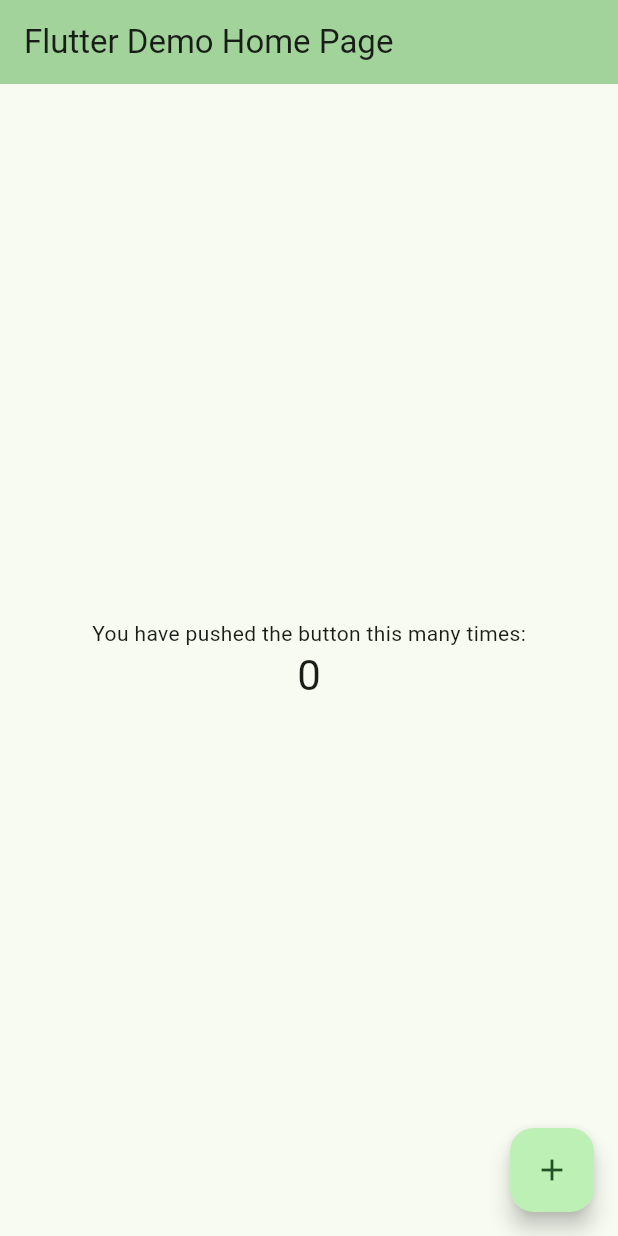
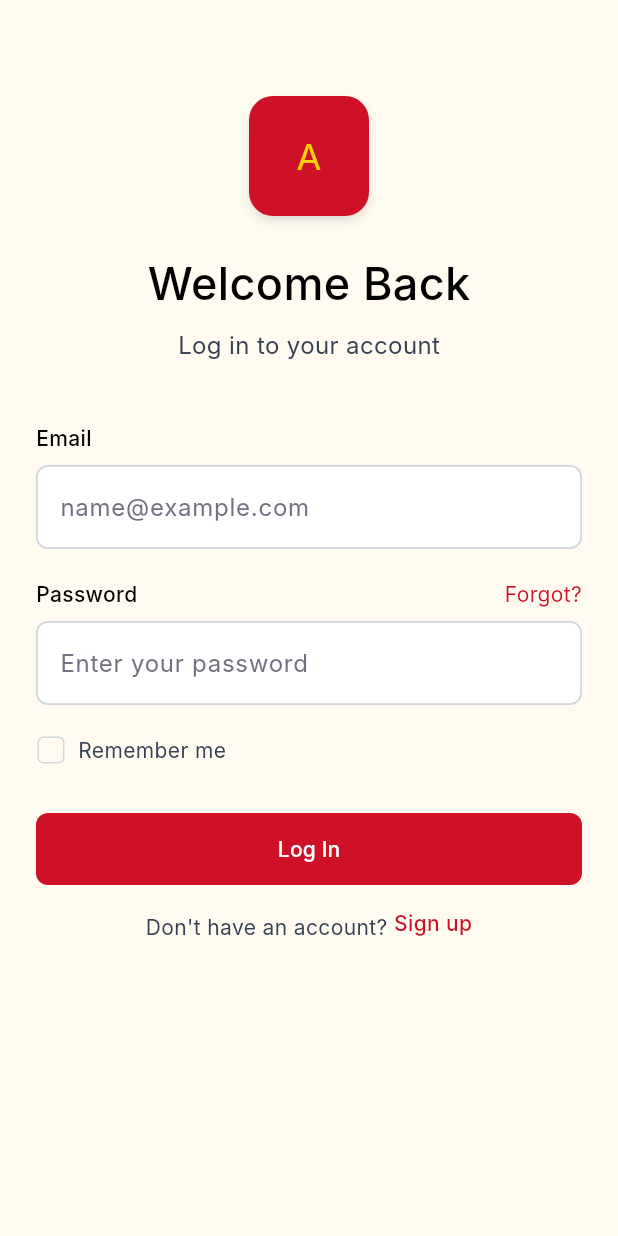
Before and after one commit to ThangWeiJie/MASSA-Mobile-App, a Flutter app: the screen it shows after launch, on a phone screen of 412 x 824 dp. Run offline on Flutter 3.47's test engine with Material 3 defaults, Android fonts, the light colour scheme and no system bars; our stand-ins replace firebase_core, go_router; accounts and stored records are empty; Roboto replaces fonts that are missing (Inter).

Commit message:
SignIn and Forgot Password UI

```diff
--- a/lib/main.dart
+++ b/lib/main.dart
@@ -1,6 +1,140 @@
+// import 'package:firebase_core/firebase_core.dart';
+// import 'package:flutter/material.dart';
+// import 'package:massa/firebase_options.dart';
+
+// Future<void> main() async {
+//   WidgetsFlutterBinding.ensureInitialized();
+
+//   await Firebase.initializeApp(
+//         options: DefaultFirebaseOptions.currentPlatform,
+//   );
+
+//   runApp(const MyApp());
+// }
+
+// class MyApp extends StatelessWidget {
+//   const MyApp({super.key});
+
+//   // This widget is the root of your application.
+//   @override
+//   Widget build(BuildContext context) {
+//     return MaterialApp(
+//       title: 'Flutter Demo',
+//       theme: ThemeData(
+//         // This is the theme of your application.
+//         //
+//         // TRY THIS: Try running your application with "flutter run". You'll see
+//         // the application has a purple toolbar. Then, without quitting the app,
+//         // try changing the seedColor in the colorScheme below to Colors.green
+//         // and then invoke "hot reload" (save your changes or press the "hot
+//         // reload" button in a Flutter-supported IDE, or press "r" if you used
+//         // the command line to start the app).
+//         //
+//         // Notice that the counter didn't reset back to zero; the application
+//         // state is not lost during the reload. To reset the state, use hot
+//         // restart instead.
+//         //
+//         // This works for code too, not just values: Most code changes can be
+//         // tested with just a hot reload.
+//         colorScheme: .fromSeed(seedColor: Colors.green),
+//       ),
+//       home: const MyHomePage(title: 'Flutter Demo Home Page'),
+//     );
+//   }
+// }
+
+// class MyHomePage extends StatefulWidget {
+//   const MyHomePage({super.key, required this.title});
+
+//   // This widget is the home page of your application. It is stateful, meaning
+//   // that it has a State object (defined below) that contains fields that affect
+//   // how it looks.
+
+//   // This class is the configuration for the state. It holds the values (in this
+//   // case the title) provided by the parent (in this case the App widget) and
+//   // used by the build method of the State. Fields in a Widget subclass are
+//   // always marked "final".
+
+//   final String title;
+
+//   @override
+//   State<MyHomePage> createState() => _MyHomePageState();
+// }
+
+// class _MyHomePageState extends State<MyHomePage> {
+//   int _counter = 0;
+
+//   void _incrementCounter() {
+//     setState(() {
+//       // This call to setState tells the Flutter framework that something has
+//       // changed in this State, which causes it to rerun the build method below
+//       // so that the display can reflect the updated values. If we changed
+//       // _counter without calling setState(), then the build method would not be
+//       // called again, and so nothing would appear to happen.
+//       _counter++;
+//     });
+//   }
+
+//   @override
+//   Widget build(BuildContext context) {
+//     // This method is rerun every time setState is called, for instance as done
+//     // by the _incrementCounter method above.
+//     //
+//     // The Flutter framework has been optimized to make rerunning build methods
+//     // fast, so that you can just rebuild anything that needs updating rather
+//     // than having to individually change instances of widgets.
+//     return Scaffold(
+//       appBar: AppBar(
+//         // TRY THIS: Try changing the color here to a specific color (to
+//         // Colors.amber, perhaps?) and trigger a hot reload to see the AppBar
+//         // change color while the other colors stay the same.
+//         backgroundColor: Theme.of(context).colorScheme.inversePrimary,
+//         // Here we take the value from the MyHomePage object that was created by
+//         // the App.build method, and use it to set our appbar title.
+//         title: Text(widget.title),
+//       ),
+//       body: Center(
+//         // Center is a layout widget. It takes a single child and positions it
+//         // in the middle of the parent.
+//         child: Column(
+//           // Column is also a layout widget. It takes a list of children and
+//           // arranges them vertically. By default, it sizes itself to fit its
+//           // children horizontally, and tries to be as tall as its parent.
+//           //
+//           // Column has various properties to control how it sizes itself and
+//           // how it positions its children. Here we use mainAxisAlignment to
+//           // center the children vertically; the main axis here is the vertical
+//           // axis because Columns are vertical (the cross axis would be
+//           // horizontal).
+//           //
+//           // TRY THIS: Invoke "debug painting" (choose the "Toggle Debug Paint"
+//           // action in the IDE, or press "p" in the console), to see the
+//           // wireframe for each widget.
+//           mainAxisAlignment: .center,
+//           children: [
+//             const Text('You have pushed the button this many times:'),
+//             Text(
+//               '$_counter',
+//               style: Theme.of(context).textTheme.headlineMedium,
+//             ),
+//           ],
+//         ),
+//       ),
+//       floatingActionButton: FloatingActionButton(
+//         onPressed: _incrementCounter,
+//         tooltip: 'Increment',
+//         child: const Icon(Icons.add),
+//       ),
+//     );
+//   }
+// }
+
+
+
 import 'package:firebase_core/firebase_core.dart';
 import 'package:flutter/material.dart';
 import 'package:massa/firebase_options.dart';
+import 'routes/app_router.dart'; // Add this import
 
 Future<void> main() async {
   WidgetsFlutterBinding.ensureInitialized();
@@ -15,116 +149,19 @@ Future<void> main() async {
 class MyApp extends StatelessWidget {
   const MyApp({super.key});
 
-  // This widget is the root of your application.
   @override
   Widget build(BuildContext context) {
-    return MaterialApp(
-      title: 'Flutter Demo',
+    // Change MaterialApp to MaterialApp.router
+    return MaterialApp.router(
+      title: 'Massa Demo',
       theme: ThemeData(
-        // This is the theme of your application.
-        //
-        // TRY THIS: Try running your application with "flutter run". You'll see
-        // the application has a purple toolbar. Then, without quitting the app,
-        // try changing the seedColor in the colorScheme below to Colors.green
-        // and then invoke "hot reload" (save your changes or press the "hot
-        // reload" button in a Flutter-supported IDE, or press "r" if you used
-        // the command line to start the app).
-        //
-        // Notice that the counter didn't reset back to zero; the application
-        // state is not lost during the reload. To reset the state, use hot
-        // restart instead.
-        //
-        // This works for code too, not just values: Most code changes can be
-        // tested with just a hot reload.
-        colorScheme: .fromSeed(seedColor: Colors.green),
+        colorScheme: ColorScheme.fromSeed(seedColor: Colors.green),
       ),
-      home: const MyHomePage(title: 'Flutter Demo Home Page'),
+      // Tell the app to use our go_router setup
+      routerConfig: AppRouter.router,
+
+      // Note: When using MaterialApp.router, you must remove the "home" property.
+      // The router handles the home screen now via the initialLocation setting.
     );
   }
 }
-
-class MyHomePage extends StatefulWidget {
-  const MyHomePage({super.key, required this.title});
-
-  // This widget is the home page of your application. It is stateful, meaning
-  // that it has a State object (defined below) that contains fields that affect
-  // how it looks.
-
-  // This class is the configuration for the state. It holds the values (in this
-  // case the title) provided by the parent (in this case the App widget) and
-  // used by the build method of the State. Fields in a Widget subclass are
-  // always marked "final".
-
-  final String title;
-
-  @override
-  State<MyHomePage> createState() => _MyHomePageState();
-}
-
-class _MyHomePageState extends State<MyHomePage> {
-  int _counter = 0;
-
-  void _incrementCounter() {
-    setState(() {
-      // This call to setState tells the Flutter framework that something has
-      // changed in this State, which causes it to rerun the build method below
-      // so that the display can reflect the updated values. If we changed
-      // _counter without calling setState(), then the build method would not be
-      // called again, and so nothing would appear to happen.
-      _counter++;
-    });
-  }
-
-  @override
-  Widget build(BuildContext context) {
-    // This method is rerun every time setState is called, for instance as done
-    // by the _incrementCounter method above.
-    //
-    // The Flutter framework has been optimized to make rerunning build methods
-    // fast, so that you can just rebuild anything that needs updating rather
-    // than having to individually change instances of widgets.
-    return Scaffold(
-      appBar: AppBar(
-        // TRY THIS: Try changing the color here to a specific color (to
-        // Colors.amber, perhaps?) and trigger a hot reload to see the AppBar
-        // change color while the other colors stay the same.
-        backgroundColor: Theme.of(context).colorScheme.inversePrimary,
-        // Here we take the value from the MyHomePage object that was created by
-        // the App.build method, and use it to set our appbar title.
-        title: Text(widget.title),
-      ),
-      body: Center(
-        // Center is a layout widget. It takes a single child and positions it
-        // in the middle of the parent.
-        child: Column(
-          // Column is also a layout widget. It takes a list of children and
-          // arranges them vertically. By default, it sizes itself to fit its
-          // children horizontally, and tries to be as tall as its parent.
-          //
-          // Column has various properties to control how it sizes itself and
-          // how it positions its children. Here we use mainAxisAlignment to
-          // center the children vertically; the main axis here is the vertical
-          // axis because Columns are vertical (the cross axis would be
-          // horizontal).
-          //
-          // TRY THIS: Invoke "debug painting" (choose the "Toggle Debug Paint"
-          // action in the IDE, or press "p" in the console), to see the
-          // wireframe for each widget.
-          mainAxisAlignment: .center,
-          children: [
-            const Text('You have pushed the button this many times:'),
-            Text(
-              '$_counter',
-              style: Theme.of(context).textTheme.headlineMedium,
-            ),
-          ],
-        ),
-      ),
-      floatingActionButton: FloatingActionButton(
-        onPressed: _incrementCounter,
-        tooltip: 'Increment',
-        child: const Icon(Icons.add),
-      ),
-    );
-  }
-}
--- /dev/null
+++ b/lib/routes/app_router.dart
@@ -0,0 +1,30 @@
+import 'package:flutter/material.dart';
+
+import 'package:go_router/go_router.dart';
+import '../screens/sign_in/signin_screen.dart';
+import '../screens/forgot_password/forgot_password_screen.dart';
+
+class AppRouter {
+  // Define your central router here
+  static final GoRouter router = GoRouter(
+    initialLocation: '/signin', // The app will start on this route
+    routes: [
+      GoRoute(
+        path: '/signin',
+        name: 'signin',
+        builder: (context, state) => const LogInScreen(),
+      ),
+      // Example of how to add a new screen later:
+      // GoRoute(
+      //   path: '/home',
+      //   name: 'home',
+      //   builder: (context, state) => const HomeScreen(),
+      // ),
+      GoRoute(
+        path: '/forgot-password',
+        name: 'forgot-password',
+        builder: (context, state) => const ForgotPasswordScreen(),
+      ),
+    ],
+  );
+}
--- /dev/null
+++ b/lib/screens/sign_in/signin_screen.dart
@@ -0,0 +1,284 @@
+import 'package:flutter/material.dart';
+import 'package:go_router/go_router.dart';
+
+class LogInScreen extends StatelessWidget {
+  const LogInScreen({super.key});
+
+  @override
+  Widget build(BuildContext context) {
+    return Scaffold(
+      backgroundColor: const Color(0xFFFFFBF0),
+      body: SafeArea(
+        child: SingleChildScrollView(
+          padding: const EdgeInsets.symmetric(horizontal: 24.0, vertical: 32.0),
+          child: Column(
+            crossAxisAlignment: CrossAxisAlignment.start,
+            children: [
+              const SizedBox(height: 32),
+              _buildHeader(),
+              const SizedBox(height: 40),
+              // We pass the context down here so the form can use navigation
+              _buildForm(context),
+              const SizedBox(height: 32),
+              // We pass the context here too, for when you link up the "Sign up" button!
+              _buildFooter(context),
+            ],
+          ),
+        ),
+      ),
+    );
+  }
+
+  Widget _buildHeader() {
+    return Column(
+      children: [
+        Center(
+          child: Container(
+            width: 80,
+            height: 80,
+            decoration: BoxDecoration(
+              color: const Color(0xFFCE1126),
+              borderRadius: BorderRadius.circular(16),
+              boxShadow: const [
+                BoxShadow(
+                  color: Color(0x19000000),
+                  blurRadius: 4,
+                  offset: Offset(0, 2),
+                  spreadRadius: -2,
+                ),
+                BoxShadow(
+                  color: Color(0x19000000),
+                  blurRadius: 6,
+                  offset: Offset(0, 4),
+                  spreadRadius: -1,
+                )
+              ],
+            ),
+            child: const Center(
+              child: Text(
+                'A',
+                style: TextStyle(
+                  color: Color(0xFFFCD106),
+                  fontSize: 24,
+                  fontFamily: 'Inter',
+                  fontWeight: FontWeight.w400,
+                ),
+              ),
+            ),
+          ),
+        ),
+        const SizedBox(height: 24),
+        const Center(
+          child: Text(
+            'Welcome Back',
+            style: TextStyle(
+              color: Colors.black,
+              fontSize: 30,
+              fontFamily: 'Inter',
+              fontWeight: FontWeight.w500,
+            ),
+          ),
+        ),
+        const SizedBox(height: 8),
+        const Center(
+          child: Text(
+            'Log in to your account',
+            style: TextStyle(
+              color: Color(0xFF364153),
+              fontSize: 16,
+              fontFamily: 'Inter',
+              fontWeight: FontWeight.w400,
+            ),
+          ),
+        ),
+      ],
+    );
+  }
+
+  // Notice we now accept BuildContext here
+  Widget _buildForm(BuildContext context) {
+    return Column(
+      crossAxisAlignment: CrossAxisAlignment.start,
+      children: [
+        const Text(
+          'Email',
+          style: TextStyle(
+            color: Colors.black,
+            fontSize: 14,
+            fontFamily: 'Inter',
+            fontWeight: FontWeight.w500,
+          ),
+        ),
+        const SizedBox(height: 8),
+        TextFormField(
+          decoration: InputDecoration(
+            hintText: 'name@example.com',
+            hintStyle: const TextStyle(
+              color: Color(0xFF717182),
+              fontSize: 16,
+              fontFamily: 'Inter',
+              fontWeight: FontWeight.w400,
+            ),
+            contentPadding: const EdgeInsets.symmetric(horizontal: 12, vertical: 16),
+            filled: true,
+            fillColor: Colors.white,
+            enabledBorder: OutlineInputBorder(
+              borderRadius: BorderRadius.circular(8),
+              borderSide: const BorderSide(color: Color(0xFFD1D5DC), width: 1.18),
+            ),
+            focusedBorder: OutlineInputBorder(
+              borderRadius: BorderRadius.circular(8),
+              borderSide: const BorderSide(color: Color(0xFFCE1126), width: 1.5),
+            ),
+          ),
+        ),
+        const SizedBox(height: 20),
+        Row(
+          mainAxisAlignment: MainAxisAlignment.spaceBetween,
+          children: [
+            const Text(
+              'Password',
+              style: TextStyle(
+                color: Colors.black,
+                fontSize: 14,
+                fontFamily: 'Inter',
+                fontWeight: FontWeight.w500,
+              ),
+            ),
+            GestureDetector(
+              onTap: () {
+                // context now works perfectly! Use .push so they can go back easily.
+                context.push('/forgot-password');
+              },
+              child: const Text(
+                'Forgot?',
+                style: TextStyle(
+                  color: Color(0xFFCE1126),
+                  fontSize: 14,
+                  fontFamily: 'Inter',
+                  fontWeight: FontWeight.w400,
+                ),
+              ),
+            ),
+          ],
+        ),
+        const SizedBox(height: 8),
+        TextFormField(
+          obscureText: true,
+          decoration: InputDecoration(
+            hintText: 'Enter your password',
+            hintStyle: const TextStyle(
+              color: Color(0xFF717182),
+              fontSize: 16,
+              fontFamily: 'Inter',
+              fontWeight: FontWeight.w400,
+            ),
+            contentPadding: const EdgeInsets.symmetric(horizontal: 12, vertical: 16),
+            filled: true,
+            fillColor: Colors.white,
+            enabledBorder: OutlineInputBorder(
+              borderRadius: BorderRadius.circular(8),
+              borderSide: const BorderSide(color: Color(0xFFD1D5DC), width: 1.18),
+            ),
+            focusedBorder: OutlineInputBorder(
+              borderRadius: BorderRadius.circular(8),
+              borderSide: const BorderSide(color: Color(0xFFCE1126), width: 1.5),
+            ),
+          ),
+        ),
+        const SizedBox(height: 20),
+        Row(
+          children: [
+            SizedBox(
+              height: 20,
+              width: 20,
+              child: Checkbox(
+                value: false,
+                onChanged: (bool? value) {},
+                side: const BorderSide(color: Color(0xFFD1D5DC)),
+                shape: RoundedRectangleBorder(borderRadius: BorderRadius.circular(4)),
+                activeColor: const Color(0xFFCE1126),
+              ),
+            ),
+            const SizedBox(width: 8),
+            const Text(
+              'Remember me',
+              style: TextStyle(
+                color: Color(0xFF364153),
+                fontSize: 14,
+                fontFamily: 'Inter',
+                fontWeight: FontWeight.w400,
+              ),
+            ),
+          ],
+        ),
+      ],
+    );
+  }
+
+  // We accept BuildContext here too
+  Widget _buildFooter(BuildContext context) {
+    return Column(
+      children: [
+        SizedBox(
+          width: double.infinity,
+          height: 48,
+          child: ElevatedButton(
+            onPressed: () {
+              // TODO: Add login logic here
+            },
+            style: ElevatedButton.styleFrom(
+              backgroundColor: const Color(0xFFCE1126),
+              shape: RoundedRectangleBorder(
+                borderRadius: BorderRadius.circular(8),
+              ),
+              elevation: 0,
+            ),
+            child: const Text(
+              'Log In',
+              style: TextStyle(
+                color: Colors.white,
+                fontSize: 14,
+                fontFamily: 'Inter',
+                fontWeight: FontWeight.w500,
+              ),
+            ),
+          ),
+        ),
+        const SizedBox(height: 16),
+        Text.rich(
+          TextSpan(
+            children: [
+              const TextSpan(
+                text: 'Don\'t have an account? ',
+                style: TextStyle(
+                  color: Color(0xFF364153),
+                  fontSize: 14,
+                  fontFamily: 'Inter',
+                  fontWeight: FontWeight.w400,
+                ),
+              ),
+              WidgetSpan(
+                child: GestureDetector(
+                  onTap: () {
+                    // You can add context.push('/signup') here when you build it!
+                  },
+                  child: const Text(
+                    'Sign up',
+                    style: TextStyle(
+                      color: Color(0xFFCE1126),
+                      fontSize: 14,
+                      fontFamily: 'Inter',
+                      fontWeight: FontWeight.w500,
+                    ),
+                  ),
+                ),
+              ),
+            ],
+          ),
+          textAlign: TextAlign.center,
+        ),
+      ],
+    );
+  }
+}
--- a/pubspec.yaml
+++ b/pubspec.yaml
@@ -35,6 +35,9 @@ dependencies:
   # Use with the CupertinoIcons class for iOS style icons.
   cupertino_icons: ^1.0.8
   firebase_core: ^4.7.0
+
+  # Navigation
+  go_router: ^14.2.7
 
 dev_dependencies:
   flutter_test:
```
Also changed, not shown: lib/screens/forgot_password/forgot_password_screen.dart (added, +168 -0 lines), pubspec.lock.
